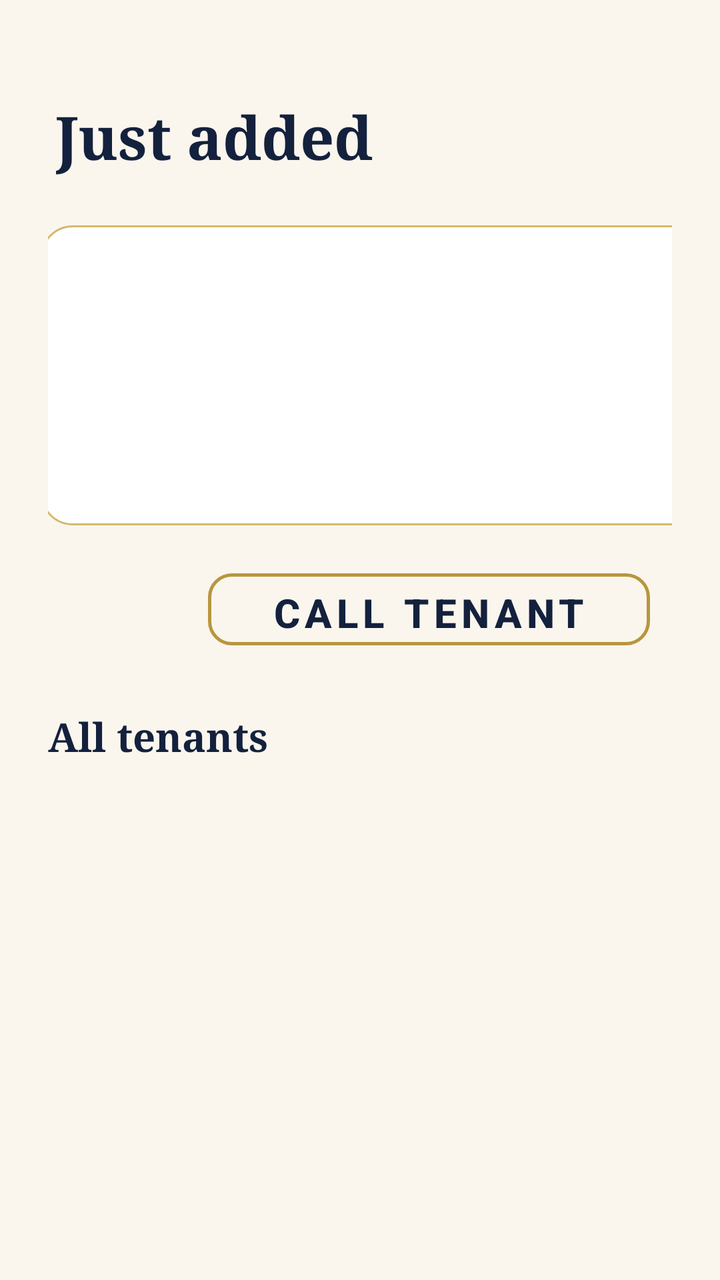
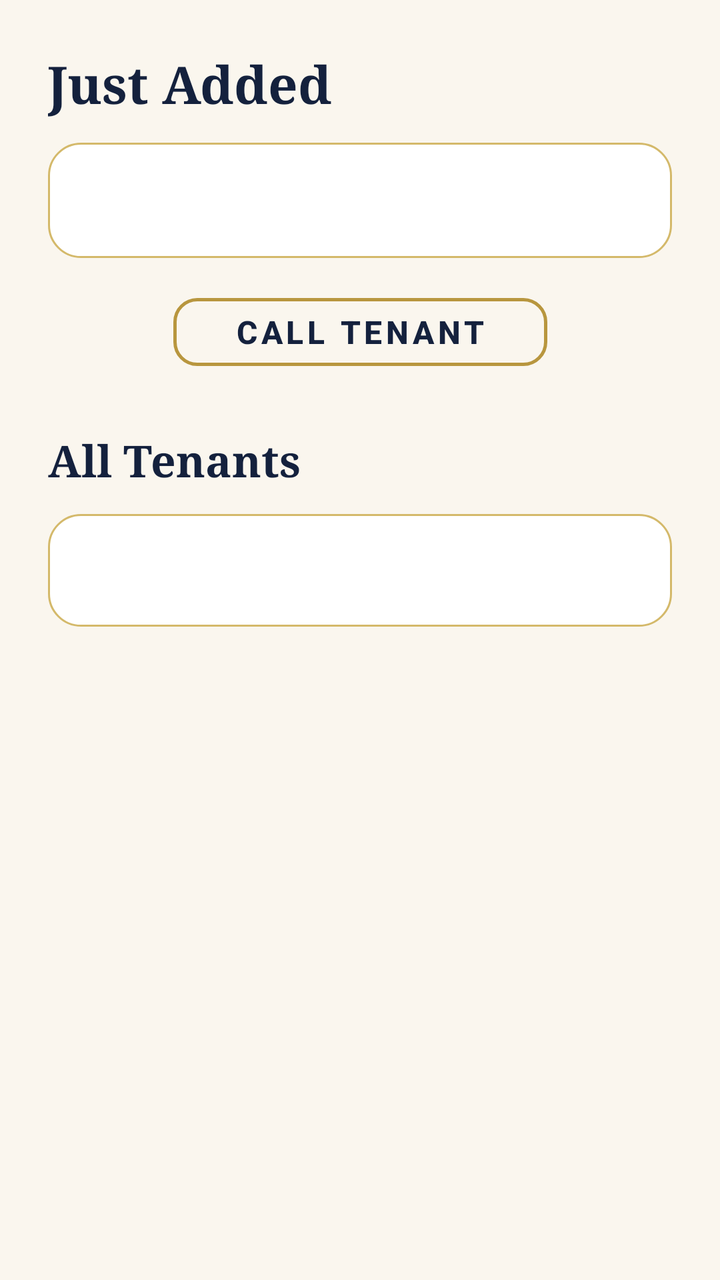

Compare the two renders of this Android layout. The source of the first and the diff that turns it into the second are given below.
<!-- AndroidManifest.xml: application theme Theme.TenantManagementSystem -->
<!-- res/layout/fragment_view_tenants.xml -->
<?xml version="1.0" encoding="utf-8"?>
<layout xmlns:tools="http://schemas.android.com/tools"
    xmlns:android="http://schemas.android.com/apk/res/android"
    xmlns:app="http://schemas.android.com/apk/res-auto">

    <data>
        <variable
            name="tenant"
            type="com.example.tenantmanagementsystemgroup1.data.model.Tenant" />
    </data>

    <ScrollView
        android:layout_width="match_parent"
        android:layout_height="match_parent">

        <androidx.constraintlayout.widget.ConstraintLayout
            android:layout_width="match_parent"
            android:layout_height="wrap_content"
            android:padding="24dp">

            <TextView
                android:id="@+id/newTenantLabel"
                android:layout_width="wrap_content"
                android:layout_height="wrap_content"
                android:layout_marginStart="4dp"
                android:layout_marginTop="24dp"
                android:fontFamily="serif"
                android:text="Just added"
                android:textColor="@color/royal_navy"
                android:textSize="30sp"
                android:textStyle="bold"
                app:layout_constraintStart_toStartOf="parent"
                app:layout_constraintTop_toTopOf="parent" />

            <TextView
                android:id="@+id/newTenantTextView"
                android:layout_width="365dp"
                android:layout_height="150dp"
                android:layout_marginTop="24dp"
                android:background="@drawable/bg_card"
                android:lineSpacingExtra="4dp"
                android:padding="18dp"
                android:text="@{tenant.summary()}"
                android:textColor="@color/ink"
                android:textSize="16sp"
                app:layout_constraintEnd_toEndOf="parent"
                app:layout_constraintHorizontal_bias="0.084"
                app:layout_constraintStart_toStartOf="parent"
                app:layout_constraintTop_toBottomOf="@id/newTenantLabel" />

            <com.google.android.material.button.MaterialButton
                android:id="@+id/callButton"
                android:layout_width="221dp"
                android:layout_height="44dp"
                android:layout_marginStart="80dp"
                android:layout_marginTop="20dp"
                android:letterSpacing="0.12"
                android:text="CALL TENANT"
                android:textColor="@color/royal_navy"
                android:textSize="20sp"
                android:textStyle="bold"
                app:backgroundTint="@android:color/transparent"
                app:cornerRadius="12dp"
                app:layout_constraintStart_toStartOf="parent"
                app:layout_constraintTop_toBottomOf="@id/newTenantTextView"
                app:strokeColor="@color/royal_gold"
                app:strokeWidth="1.5dp" />

            <androidx.constraintlayout.widget.Group
                android:id="@+id/newTenantGroup"
                android:layout_width="wrap_content"
                android:layout_height="wrap_content"
                app:constraint_referenced_ids="newTenantLabel,newTenantTextView,callButton" />

            <TextView
                android:id="@+id/allTenantsLabel"
                android:layout_width="wrap_content"
                android:layout_height="wrap_content"
                android:text="All tenants"
                android:fontFamily="serif"
                android:textStyle="bold"
                android:textSize="20sp"
                android:textColor="@color/royal_navy"
                android:layout_marginTop="28dp"
                app:layout_goneMarginTop="0dp"
                app:layout_constraintTop_toBottomOf="@id/callButton"
                app:layout_constraintStart_toStartOf="parent" />

            <TextView
                android:id="@+id/allTenantsTextView"
                android:layout_width="311dp"
                android:layout_height="137dp"
                android:layout_marginTop="8dp"
                android:lineSpacingExtra="4dp"
                android:textColor="@color/ink"
                android:textSize="16sp"
                app:layout_constraintEnd_toEndOf="parent"
                app:layout_constraintStart_toStartOf="parent"
                app:layout_constraintTop_toBottomOf="@id/allTenantsLabel" />

        </androidx.constraintlayout.widget.ConstraintLayout>
    </ScrollView>
</layout>
<!-- resources referenced by this layout -->
<resources>
  <color name="ink">#1C1C28</color>
  <color name="royal_gold">#B8963E</color>
  <color name="royal_navy">#14213D</color>
  <!-- drawable bg_card (drawable) -->
  <?xml version="1.0" encoding="utf-8"?>
  <shape xmlns:android="http://schemas.android.com/apk/res/android"
      android:shape="rectangle">
      <solid android:color="#FFFFFF" />
      <stroke android:width="1dp" android:color="@color/royal_gold_light" />
      <corners android:radius="16dp" />
  </shape>
  <style name="Theme.TenantManagementSystem" parent="Theme.Material3.Light.NoActionBar">
          <item name="colorPrimary">@color/royal_navy</item>
          <item name="android:windowBackground">@color/ivory</item>
          <item name="android:statusBarColor">@color/ivory</item>
          <item name="android:windowLightStatusBar">true</item>
          <item name="android:textColorHint">#9A927F</item>
          <item name="colorSecondaryContainer">#EFE3BD</item>
          <item name="colorOnSecondaryContainer">@color/royal_navy</item>
      </style>
  <color name="royal_gold_light">#D4B96A</color>
  <color name="ivory">#FAF6EE</color>
</resources>

<!-- the commit's change to res/layout/fragment_view_tenants.xml (unified diff, before → after) -->
@@ -1,7 +1,7 @@
 <?xml version="1.0" encoding="utf-8"?>
-<layout xmlns:tools="http://schemas.android.com/tools"
-    xmlns:android="http://schemas.android.com/apk/res/android"
-    xmlns:app="http://schemas.android.com/apk/res-auto">
+<layout xmlns:android="http://schemas.android.com/apk/res/android"
+    xmlns:app="http://schemas.android.com/apk/res-auto"
+    xmlns:tools="http://schemas.android.com/tools">
 
     <data>
         <variable
@@ -11,7 +11,8 @@
 
     <ScrollView
         android:layout_width="match_parent"
-        android:layout_height="match_parent">
+        android:layout_height="match_parent"
+        android:fillViewport="true">
 
         <androidx.constraintlayout.widget.ConstraintLayout
             android:layout_width="match_parent"
@@ -22,21 +23,19 @@
                 android:id="@+id/newTenantLabel"
                 android:layout_width="wrap_content"
                 android:layout_height="wrap_content"
-                android:layout_marginStart="4dp"
-                android:layout_marginTop="24dp"
                 android:fontFamily="serif"
-                android:text="Just added"
+                android:text="Just Added"
                 android:textColor="@color/royal_navy"
-                android:textSize="30sp"
+                android:textSize="26sp"
                 android:textStyle="bold"
                 app:layout_constraintStart_toStartOf="parent"
                 app:layout_constraintTop_toTopOf="parent" />
 
             <TextView
                 android:id="@+id/newTenantTextView"
-                android:layout_width="365dp"
-                android:layout_height="150dp"
-                android:layout_marginTop="24dp"
+                android:layout_width="0dp"
+                android:layout_height="wrap_content"
+                android:layout_marginTop="12dp"
                 android:background="@drawable/bg_card"
                 android:lineSpacingExtra="4dp"
                 android:padding="18dp"
@@ -44,23 +43,22 @@
                 android:textColor="@color/ink"
                 android:textSize="16sp"
                 app:layout_constraintEnd_toEndOf="parent"
-                app:layout_constraintHorizontal_bias="0.084"
                 app:layout_constraintStart_toStartOf="parent"
                 app:layout_constraintTop_toBottomOf="@id/newTenantLabel" />
 
             <com.google.android.material.button.MaterialButton
                 android:id="@+id/callButton"
-                android:layout_width="221dp"
-                android:layout_height="44dp"
-                android:layout_marginStart="80dp"
-                android:layout_marginTop="20dp"
+                android:layout_width="187dp"
+                android:layout_height="42dp"
+                android:layout_marginTop="16dp"
                 android:letterSpacing="0.12"
                 android:text="CALL TENANT"
                 android:textColor="@color/royal_navy"
-                android:textSize="20sp"
+                android:textSize="16sp"
                 android:textStyle="bold"
                 app:backgroundTint="@android:color/transparent"
                 app:cornerRadius="12dp"
+                app:layout_constraintEnd_toEndOf="parent"
                 app:layout_constraintStart_toStartOf="parent"
                 app:layout_constraintTop_toBottomOf="@id/newTenantTextView"
                 app:strokeColor="@color/royal_gold"
@@ -76,24 +74,26 @@
                 android:id="@+id/allTenantsLabel"
                 android:layout_width="wrap_content"
                 android:layout_height="wrap_content"
-                android:text="All tenants"
+                android:layout_marginTop="28dp"
                 android:fontFamily="serif"
+                android:text="All Tenants"
+                android:textColor="@color/royal_navy"
+                android:textSize="22sp"
                 android:textStyle="bold"
-                android:textSize="20sp"
-                android:textColor="@color/royal_navy"
-                android:layout_marginTop="28dp"
                 app:layout_goneMarginTop="0dp"
-                app:layout_constraintTop_toBottomOf="@id/callButton"
-                app:layout_constraintStart_toStartOf="parent" />
+                app:layout_constraintStart_toStartOf="parent"
+                app:layout_constraintTop_toBottomOf="@id/callButton" />
 
             <TextView
                 android:id="@+id/allTenantsTextView"
-                android:layout_width="311dp"
-                android:layout_height="137dp"
-                android:layout_marginTop="8dp"
-                android:lineSpacingExtra="4dp"
+                android:layout_width="0dp"
+                android:layout_height="wrap_content"
+                android:layout_marginTop="12dp"
+                android:background="@drawable/bg_card"
+                android:lineSpacingExtra="6dp"
+                android:padding="18dp"
                 android:textColor="@color/ink"
-                android:textSize="16sp"
+                android:textSize="15sp"
                 app:layout_constraintEnd_toEndOf="parent"
                 app:layout_constraintStart_toStartOf="parent"
                 app:layout_constraintTop_toBottomOf="@id/allTenantsLabel" />
